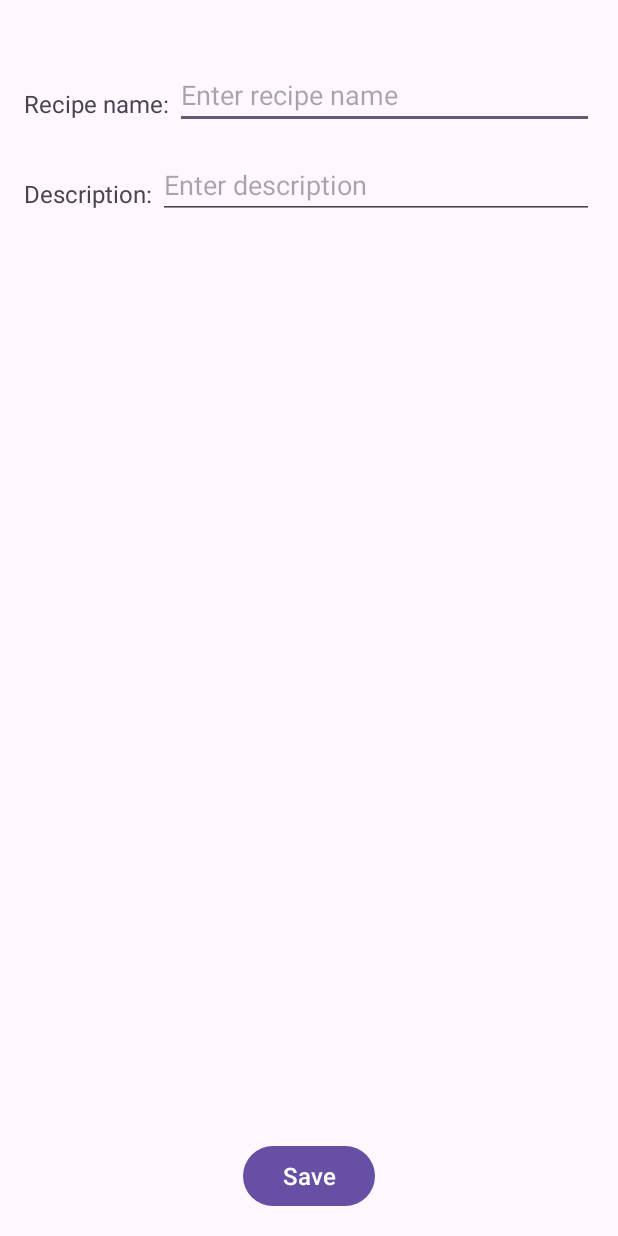
After one commit to molnarorsi/Android2023, an Android app: the fragment NewRecipeFragment shown on its own in the app's theme, on a phone screen of 412 x 824 dp. The commit adds this screen. Run offline under Robolectric (Android 15) with nearby library versions, the phone set to English and light mode, and no system bars; Roboto replaces fonts that are not available here.

Commit message:
add new recipe fragment(not finished)

```diff
--- a/android-project/RecipesHub/app/build.gradle.kts
+++ b/android-project/RecipesHub/app/build.gradle.kts
@@ -58,5 +58,8 @@ dependencies {
     androidTestImplementation("androidx.test.espresso:espresso-core:3.5.1")
     androidTestImplementation("androidx.navigation:navigation-testing:$navVersion")
 
-
+    // Room dependencies
+    implementation("androidx.room:room-runtime:2.6.0")
+    //kapt("androidx.room:room-compiler:2.6.0")
+    implementation("androidx.room:room-ktx:2.6.0")
 }
--- /dev/null
+++ b/android-project/RecipesHub/app/src/main/java/fragments/profile/NewRecipeFragment.kt
@@ -0,0 +1,23 @@
+package fragments.profile
+
+import android.os.Bundle
+import android.view.LayoutInflater
+import android.view.View
+import android.view.ViewGroup
+import androidx.fragment.app.Fragment
+import com.example.recipeshub.R
+
+class NewRecipeFragment : Fragment() {
+
+    override fun onCreate(savedInstanceState: Bundle?) {
+        super.onCreate(savedInstanceState)
+    }
+
+    override fun onCreateView(
+        inflater: LayoutInflater, container: ViewGroup?,
+        savedInstanceState: Bundle?
+    ): View? {
+        return inflater.inflate(R.layout.fragment_new_recipe, container, false)
+    }
+
+}
--- a/android-project/RecipesHub/app/src/main/java/fragments/recipe/adapter/RecipesListAdapter.kt
+++ b/android-project/RecipesHub/app/src/main/java/fragments/recipe/adapter/RecipesListAdapter.kt
@@ -25,8 +25,6 @@ class RecipesListAdapter (
         return RecipeItemViewHolder(binding)
     }
 
-    override fun getItemCount(): Int = recipeList.size
-
     override fun onBindViewHolder(holder: RecipeItemViewHolder, position: Int) {
         val currentRecipe = recipeList[position]
 
@@ -35,6 +33,10 @@ class RecipesListAdapter (
 
         Log.d("TAG", "onBindViewHolder: ${currentRecipe.thumbnailUrl}")
 
+        val rating = String.format("%.2f", recipeList[position].userRatings.score!! * 10).toDouble()
+
+        holder.recipeRatingView.text = "$rating/10"
+
         Glide.with(context)
             .load(currentRecipe.thumbnailUrl)
             .centerCrop()
@@ -42,9 +44,7 @@ class RecipesListAdapter (
             .fallback(R.drawable.ic_launcher_background)
             .into(holder.recipeImageView)
 
-        val ratingsLabel = "Rating:"
-        holder.recipeRatingView.text = ratingsLabel
-            .plus(" ").plus(currentRecipe.userRatings.score)
+
     }
 
     fun setData(newLis: List<RecipeModel>) {
@@ -67,4 +67,6 @@ class RecipesListAdapter (
             }
         }
     }
+
+    override fun getItemCount(): Int = recipeList.size
 }
--- /dev/null
+++ b/android-project/RecipesHub/app/src/main/res/layout/fragment_new_recipe.xml
@@ -0,0 +1,109 @@
+<?xml version="1.0" encoding="utf-8"?>
+<androidx.constraintlayout.widget.ConstraintLayout xmlns:android="http://schemas.android.com/apk/res/android"
+                                                   xmlns:app="http://schemas.android.com/apk/res-auto"
+                                                   xmlns:tools="http://schemas.android.com/tools"
+                                                   android:layout_width="match_parent"
+                                                   android:layout_height="match_parent">
+
+    <ScrollView
+            android:layout_width="match_parent"
+            android:layout_height="0dp"
+            android:fillViewport="true"
+            app:layout_constraintBottom_toTopOf="@+id/add_button"
+            app:layout_constraintTop_toTopOf="parent"
+            app:layout_constraintVertical_bias="1.0"
+            tools:layout_editor_absoluteX="0dp">
+
+        <LinearLayout
+                android:layout_width="match_parent"
+                android:layout_height="wrap_content"
+                android:orientation="vertical"
+                android:padding="16dp">
+
+
+            <LinearLayout
+                    android:layout_width="match_parent"
+                    android:layout_height="wrap_content"
+                    android:layout_marginTop="30dp"
+                    android:orientation="horizontal">
+
+                <TextView
+                        android:id="@+id/recipe_name_label"
+                        android:layout_width="wrap_content"
+                        android:layout_height="wrap_content"
+                        android:text="Recipe name: "
+                        android:textSize="16sp" />
+
+                <EditText
+                        android:id="@+id/recipe_name_edit_text"
+                        android:layout_width="0dp"
+                        android:layout_height="40dp"
+                        android:layout_weight="1"
+                        android:hint="Enter recipe name"
+                        android:inputType="text" />
+
+            </LinearLayout>
+
+            <LinearLayout
+                    android:layout_width="match_parent"
+                    android:layout_height="wrap_content"
+                    android:layout_marginTop="20dp"
+                    android:orientation="horizontal">
+
+                <TextView
+                        android:id="@+id/description_label"
+                        android:layout_width="wrap_content"
+                        android:layout_height="wrap_content"
+                        android:text="Description: "
+                        android:textSize="16sp" />
+
+                <EditText
+                        android:id="@+id/description_edit_text"
+                        android:layout_width="0dp"
+                        android:layout_height="40dp"
+                        android:layout_weight="1"
+                        android:hint="Enter description"
+                        android:inputType="text" />
+
+            </LinearLayout>
+
+        </LinearLayout>
+    </ScrollView>
+
+    <Button
+            android:id="@+id/add_button"
+            android:layout_width="wrap_content"
+            android:layout_height="wrap_content"
+            android:layout_margin="16dp"
+            android:text="Save"
+            android:textSize="16sp"
+            app:layout_constraintBottom_toBottomOf="parent"
+            app:layout_constraintEnd_toEndOf="parent"
+            app:layout_constraintStart_toStartOf="parent" />
+
+    <!--    <TextView-->
+    <!--        android:id="@+id/result_text_view"-->
+    <!--        android:layout_width="wrap_content"-->
+    <!--        android:layout_height="wrap_content"-->
+    <!--        android:layout_below="@id/add_button"-->
+    <!--        android:layout_centerHorizontal="true"-->
+    <!--        android:layout_marginTop="@dimen/margin_top_button"-->
+    <!--        android:fontFamily="@font/lato_regular"-->
+    <!--        android:textAlignment="center"-->
+    <!--        android:textColor="@color/red"-->
+    <!--        app:layout_constraintBottom_toBottomOf="parent"-->
+    <!--        app:layout_constraintEnd_toEndOf="parent"-->
+    <!--        app:layout_constraintStart_toStartOf="parent" />-->
+
+    <ProgressBar
+            android:id="@+id/loading_spinner"
+            android:layout_width="wrap_content"
+            android:layout_height="wrap_content"
+            android:layout_gravity="center"
+            android:visibility="gone"
+            app:layout_constraintBottom_toBottomOf="parent"
+            app:layout_constraintEnd_toEndOf="parent"
+            app:layout_constraintStart_toStartOf="parent"
+            app:layout_constraintTop_toTopOf="parent" />
+
+</androidx.constraintlayout.widget.ConstraintLayout>
```
